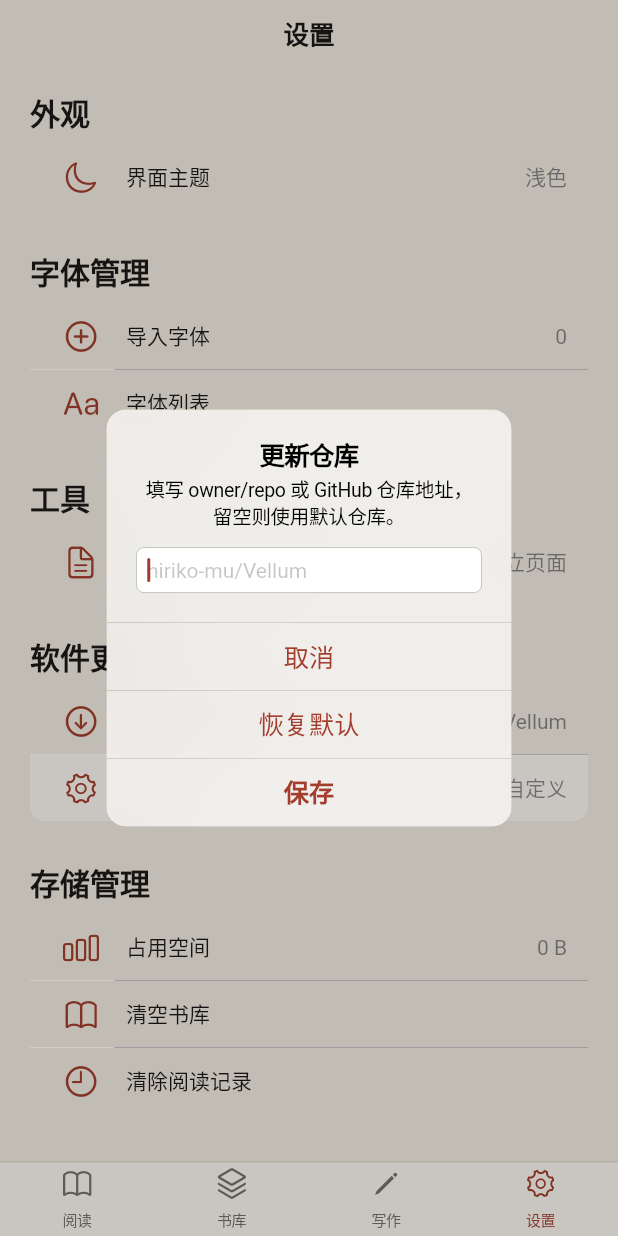
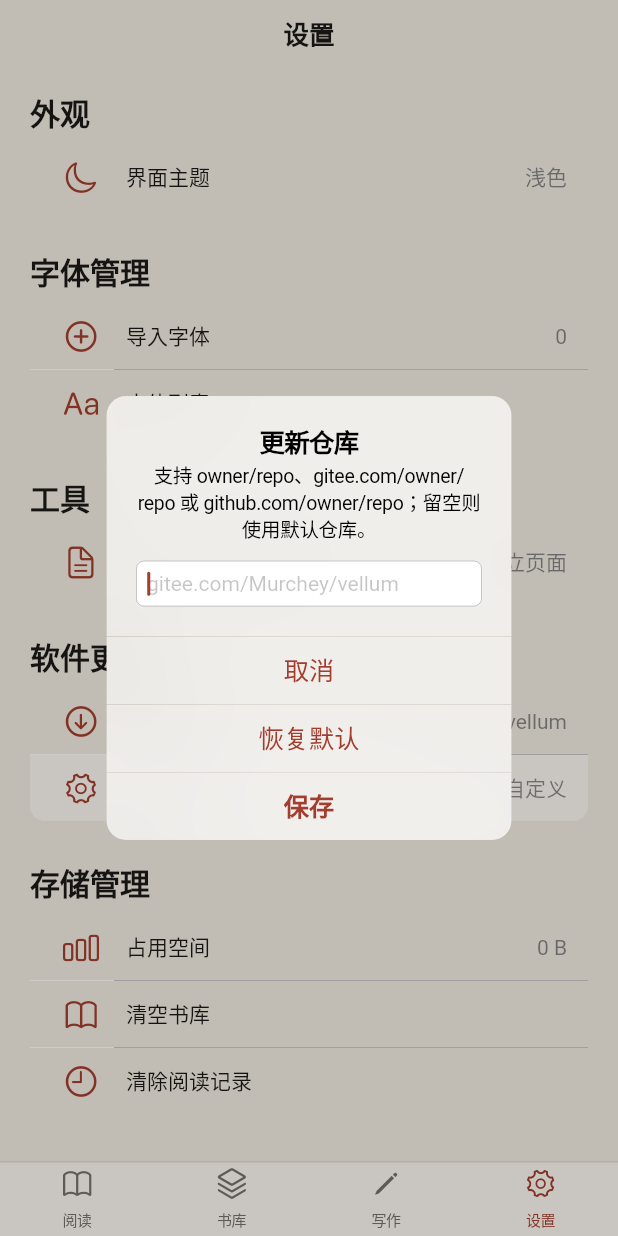
Before and after one commit to Murchey/Vellum, a Flutter app: the screen it shows after launch, item 4 of the bottom bar chosen, after a tap on "更新仓库", on a phone screen of 412 x 824 dp. Run offline on Flutter 3.47's test engine with Material 3 defaults, Android fonts, the light colour scheme and no system bars; our stand-ins replace file_picker, package_info_plus; missing offline and left inert: markdown; Roboto replaces fonts that are missing (Georgia).

Commit message:
渲染修复

```diff
--- a/lib/pages/settings_page.dart
+++ b/lib/pages/settings_page.dart
@@ -116,8 +116,16 @@ class _SettingsPageState extends State<SettingsPage> {
   }
 
   String get _updateRepoLabel {
-    final normalized = normalizeGitHubRepository(_updateRepo);
-    return normalized ?? vellumGitHubRepository;
+    final normalized = normalizeUpdateRepository(_updateRepo);
+    return normalized ?? vellumDefaultRepository;
+  }
+
+  /// Compact form for list tiles: `Murchey/vellum` instead of `gitee.com/...`.
+  String get _shortUpdateRepoLabel {
+    final full = _updateRepoLabel;
+    final hostEnd = full.indexOf('/');
+    if (hostEnd < 0 || hostEnd + 1 >= full.length) return full;
+    return full.substring(hostEnd + 1);
   }
 
   Future<void> _editUpdateRepo() async {
@@ -129,11 +137,11 @@ class _SettingsPageState extends State<SettingsPage> {
         content: Column(
           mainAxisSize: MainAxisSize.min,
           children: [
-            const Text('填写 owner/repo 或 GitHub 仓库地址，留空则使用默认仓库。'),
+            const Text('支持 owner/repo、gitee.com/owner/repo 或 github.com/owner/repo；留空则使用默认仓库。'),
             const SizedBox(height: 12),
             CupertinoTextField(
               controller: controller,
-              placeholder: vellumGitHubRepository,
+              placeholder: vellumDefaultRepository,
               autofocus: true,
               maxLines: 2,
               minLines: 1,
@@ -159,7 +167,7 @@ class _SettingsPageState extends State<SettingsPage> {
     );
     controller.dispose();
     if (next == null || !mounted) return;
-    if (next.isNotEmpty && normalizeGitHubRepository(next) == null) {
+    if (next.isNotEmpty && normalizeUpdateRepository(next) == null) {
       await _showUpdateDialog('格式无效，请填写 owner/repo 或完整 GitHub 地址。');
       return;
     }
@@ -556,11 +564,11 @@ class _SettingsPageState extends State<SettingsPage> {
 
                   leading: const Icon(CupertinoIcons.arrow_down_circle),
 
-                  title: const Text('检查 GitHub 更新'),
+                  title: const Text('检查更新'),
 
                   additionalInfo: Text(
 
-                    _checkingUpdate ? '检查中…' : _updateRepoLabel,
+                    _checkingUpdate ? '检查中…' : _shortUpdateRepoLabel,
 
                   ),
 
--- a/lib/services/vellum_update_service.dart
+++ b/lib/services/vellum_update_service.dart
@@ -3,21 +3,61 @@ import 'dart:convert';
 import 'package:http/http.dart' as http;
 import 'package:package_info_plus/package_info_plus.dart';
 
-const vellumGitHubRepository = 'niriko-mu/Vellum';
-const vellumGitHubRepositoryUrl = 'https://github.com/niriko-mu/Vellum';
+/// Default update/download repository (Gitee).
+const vellumDefaultRepository = 'gitee.com/Murchey/vellum';
+const vellumDefaultRepositoryUrl = 'https://gitee.com/Murchey/vellum';
 
-/// Normalizes `owner/repo` or a GitHub repository URL to `owner/repo`.
-String? normalizeGitHubRepository(String input) {
+/// Parsed remote repository reference.
+class RepoRef {
+  const RepoRef({
+    required this.host,
+    required this.owner,
+    required this.repo,
+  });
+
+  /// e.g. `gitee.com` or `github.com`
+  final String host;
+  final String owner;
+  final String repo;
+
+  String get slug => '$owner/$repo';
+  bool get isGitee => host == 'gitee.com';
+
+  String get webUrl => 'https://$host/$owner/$repo';
+
+  String get latestReleaseApi => isGitee
+      ? 'https://gitee.com/api/v5/repos/$owner/$repo/releases/latest'
+      : 'https://api.github.com/repos/$owner/$repo/releases/latest';
+
+  @override
+  String toString() => '$host/$owner/$repo';
+}
+
+/// Parses `owner/repo`, `gitee.com/owner/repo`, or a full https URL.
+/// Bare `owner/repo` is treated as Gitee (the default host).
+RepoRef? parseUpdateRepository(String input) {
   var value = input.trim();
   if (value.isEmpty) return null;
   value = value.replaceFirst(RegExp(r'^https?://', caseSensitive: false), '');
   value = value.replaceFirst(RegExp(r'^www\.', caseSensitive: false), '');
-  value = value.replaceFirst(RegExp(r'^github\.com/', caseSensitive: false), '');
   value = value.replaceAll(RegExp(r'/+$'), '');
+
+  var host = 'gitee.com';
+  if (value.toLowerCase().startsWith('github.com/')) {
+    host = 'github.com';
+    value = value.substring('github.com/'.length);
+  } else if (value.toLowerCase().startsWith('gitee.com/')) {
+    value = value.substring('gitee.com/'.length);
+  }
+
   final parts = value.split('/').where((p) => p.isNotEmpty).toList();
   if (parts.length < 2) return null;
-  return '${parts[0]}/${parts[1]}';
+  return RepoRef(host: host, owner: parts[0], repo: parts[1]);
 }
+
+/// Display label, e.g. `gitee.com/Murchey/vellum`.
+String? normalizeUpdateRepository(String input) =>
+    parseUpdateRepository(input)?.toString();
 
 class VellumReleaseInfo {
   const VellumReleaseInfo({
@@ -26,6 +66,7 @@ class VellumReleaseInfo {
     required this.notes,
     required this.releaseUrl,
     required this.assets,
+    this.repository = vellumDefaultRepository,
   });
 
   final String currentVersion;
@@ -33,6 +74,9 @@ class VellumReleaseInfo {
   final String notes;
   final String releaseUrl;
   final Map<String, String> assets;
+
+  /// Same source used for detection and download links.
+  final String repository;
 
   bool get hasUpdate => _isNewer(latestVersion, currentVersion);
 
@@ -57,18 +101,19 @@ class VellumReleaseInfo {
 class VellumUpdateService {
   const VellumUpdateService();
 
-  /// Checks GitHub Releases for [repository] (`owner/repo`).
-  /// Empty/null uses the built-in default repository.
+  /// Checks the configured repository (Gitee or GitHub).
+  /// Empty/null uses the built-in default (Gitee).
   Future<VellumReleaseInfo?> check({String? repository}) async {
-    final slug = normalizeGitHubRepository(repository ?? '') ??
-        vellumGitHubRepository;
+    final ref =
+        parseUpdateRepository(repository ?? '') ??
+        parseUpdateRepository(vellumDefaultRepository)!;
     final package = await PackageInfo.fromPlatform();
     final response = await http
         .get(
-          Uri.parse('https://api.github.com/repos/$slug/releases/latest'),
-          headers: const {'Accept': 'application/vnd.github+json'},
+          Uri.parse(ref.latestReleaseApi),
+          headers: const {'Accept': 'application/json'},
         )
-        .timeout(const Duration(seconds: 12));
+        .timeout(const Duration(seconds: 15));
     if (response.statusCode != 200) return null;
     final data = jsonDecode(response.body) as Map<String, dynamic>;
     final tag = (data['tag_name'] as String? ?? '').trim();
@@ -77,16 +122,22 @@ class VellumUpdateService {
     for (final value in data['assets'] as List<dynamic>? ?? const []) {
       final asset = value as Map<String, dynamic>;
       final name = asset['name'] as String? ?? '';
-      final url = asset['browser_download_url'] as String? ?? '';
-      if (name.endsWith('.apk') && url.isNotEmpty) assets[name] = url;
+      final url =
+          (asset['browser_download_url'] as String?) ??
+          (asset['download_url'] as String?) ??
+          '';
+      if (name.toLowerCase().endsWith('.apk') && url.isNotEmpty) {
+        assets[name] = url;
+      }
     }
-    final htmlUrl = data['html_url'] as String? ?? 'https://github.com/$slug';
+    final htmlUrl = data['html_url'] as String? ?? ref.webUrl;
     return VellumReleaseInfo(
       currentVersion: package.version,
       latestVersion: tag.replaceFirst(RegExp(r'^[vV]'), ''),
       notes: data['body'] as String? ?? '',
       releaseUrl: htmlUrl,
       assets: assets,
+      repository: ref.toString(),
     );
   }
 }
```
